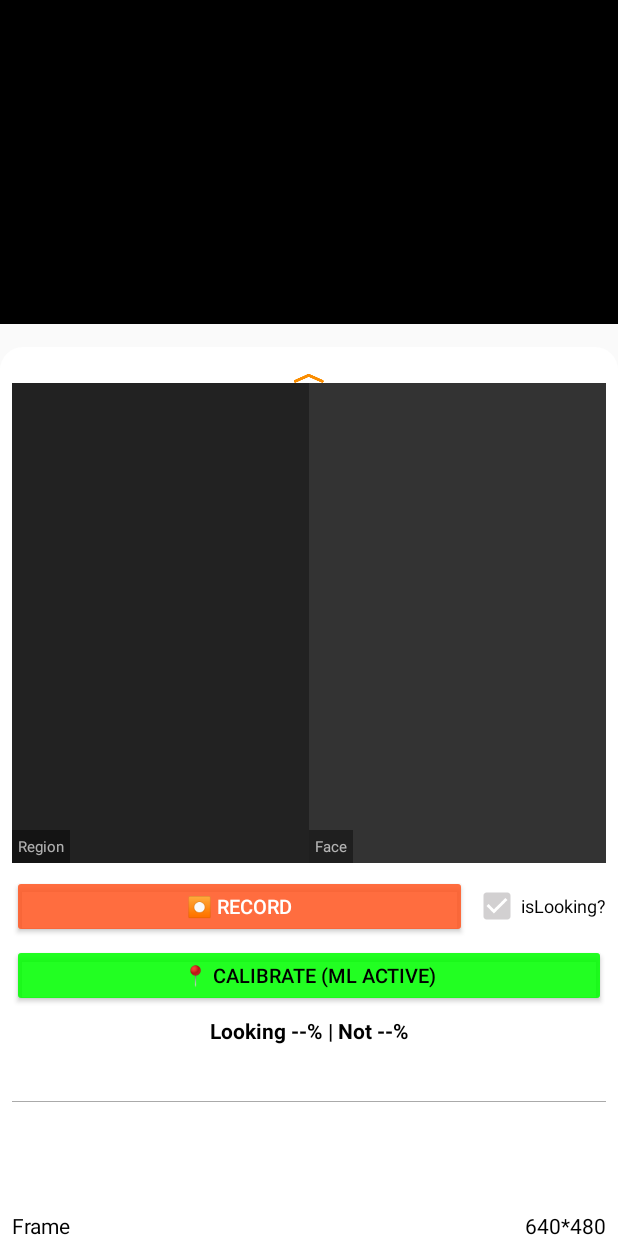
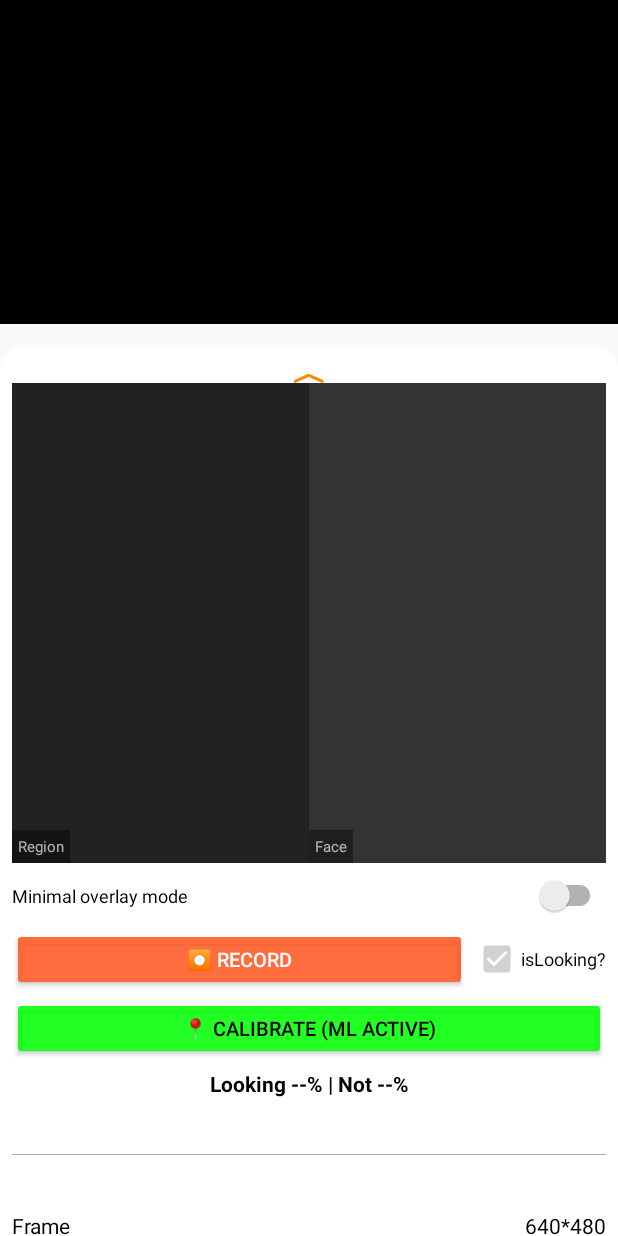
Before and after one commit to makarbasi/gaze, an Android app: the ClassifierActivity screen opened directly, with no data from a screen before it, on a phone screen of 412 x 824 dp. Run offline under Robolectric (Android 15) with nearby library versions, the phone set to English and light mode, and no system bars; libraries missing offline, so code that uses them is left out: org.opencv.android, org.opencv.calib3d, org.opencv.core, org.opencv.imgproc; network calls fail; pictures from the network do not load; 5 statements that could not run were skipped.

Commit message:
UI switch for camera preview

```diff
--- a/app/src/main/java/org/tensorflow/lite/examples/gaze_estimation/ClassifierActivity.java
+++ b/app/src/main/java/org/tensorflow/lite/examples/gaze_estimation/ClassifierActivity.java
@@ -34,6 +34,7 @@ import android.widget.CheckBox;
 import android.widget.ImageView;
 import android.widget.TextView;
 import android.widget.Toast;
+import androidx.appcompat.widget.SwitchCompat;
 
 import java.io.BufferedWriter;
 import java.io.File;
@@ -113,6 +114,15 @@ public class ClassifierActivity extends CameraActivity implements OnImageAvailab
   private volatile boolean isLookingAtCamera = false;
   private volatile float lookingProbability = 0f;
 
+  // Minimal overlay mode (UI)
+  private volatile boolean minimalModeEnabled = false;
+  private SwitchCompat minimalModeSwitch;
+  private View cameraContainer;
+  private View regionPreviewContainer;
+  private ImageView faceImageView;
+  private View regionLabel;
+  private View faceLabel;
+
   @Override
   protected void onCreate(Bundle savedInstanceState) {
     super.onCreate(savedInstanceState);
@@ -127,6 +137,23 @@ public class ClassifierActivity extends CameraActivity implements OnImageAvailab
     gazeStatusText = findViewById(R.id.gaze_status_text);
     calibrateButton = findViewById(R.id.calibrate_button);
     lookingProbText = findViewById(R.id.looking_prob_text);
+
+    // Minimal overlay mode UI elements
+    minimalModeSwitch = findViewById(R.id.switch_minimal_mode);
+    cameraContainer = findViewById(R.id.container); // Camera preview host (TextureView fragment)
+    regionPreviewContainer = findViewById(R.id.region_preview_container);
+    faceImageView = findViewById(R.id.faceImageView);
+    regionLabel = findViewById(R.id.region_label);
+    faceLabel = findViewById(R.id.face_label);
+
+    if (minimalModeSwitch != null) {
+      minimalModeSwitch.setChecked(minimalModeEnabled);
+      minimalModeSwitch.setOnCheckedChangeListener((buttonView, isChecked) -> {
+        minimalModeEnabled = isChecked;
+        applyMinimalModeUi(isChecked);
+      });
+    }
+    applyMinimalModeUi(minimalModeEnabled);
 
     // Apply saved calibration if auto_calibrate is enabled
     if (gazeConfig.autoCalibrate) {
@@ -222,6 +249,37 @@ public class ClassifierActivity extends CameraActivity implements OnImageAvailab
           }
         }
       });
+    }
+  }
+
+  /**
+   * Minimal overlay mode:
+   * - no camera preview
+   * - no region/face preview bitmaps
+   * - overlay stays visible and turns green/red
+   *
+   * Important: keep the TextureView surface alive (INVISIBLE not GONE) for Camera2.
+   */
+  private void applyMinimalModeUi(boolean enabled) {
+    if (cameraContainer != null) {
+      cameraContainer.setVisibility(enabled ? View.INVISIBLE : View.VISIBLE);
+    }
+    if (regionPreviewContainer != null) {
+      regionPreviewContainer.setVisibility(enabled ? View.GONE : View.VISIBLE);
+    }
+    if (faceImageView != null) {
+      faceImageView.setVisibility(enabled ? View.GONE : View.VISIBLE);
+    }
+    if (regionLabel != null) {
+      regionLabel.setVisibility(enabled ? View.GONE : View.VISIBLE);
+    }
+    if (faceLabel != null) {
+      faceLabel.setVisibility(enabled ? View.GONE : View.VISIBLE);
+    }
+    // Ensure overlay UI is visible when minimal mode is on
+    if (enabled) {
+      if (gazeOverlay != null) gazeOverlay.setVisibility(View.VISIBLE);
+      if (gazeStatusText != null) gazeStatusText.setVisibility(View.VISIBLE);
     }
   }
 
@@ -641,6 +699,8 @@ public class ClassifierActivity extends CameraActivity implements OnImageAvailab
       return rgbFrameBitmap;
     }
 
+    final boolean minimalMode = minimalModeEnabled;
+
     // Check if required networks are initialized (using QNN now)
     boolean hasFaceDetection = (DemoConfig.USE_TFLITE_FACE_DETECTION && tfliteFaceDetector != null) ||
                                (face_detection_qnn != null && face_detection_qnn.isReady());
@@ -730,7 +790,9 @@ public class ClassifierActivity extends CameraActivity implements OnImageAvailab
       inferStartTime = SystemClock.uptimeMillis();
       boxes = tfliteFaceDetector.detectFaces(processedBitmap);
       inferencetime += SystemClock.uptimeMillis() - inferStartTime;
+      if (!minimalMode) {
         Log.d("TFLiteFace", "TFLite face detection: " + (boxes != null ? boxes.length : 0) + " faces, threshold=" + displayConfig.faceDetectionThreshold);
+      }
     } else {
       // Fallback to QNN face detection (DLC model)
       DetectionUtils.scaleResult scale_result = scale(croppedBitmap, DemoConfig.face_detection_input_W, DemoConfig.face_detection_input_H);
@@ -748,7 +810,9 @@ public class ClassifierActivity extends CameraActivity implements OnImageAvailab
       inferencetime += SystemClock.uptimeMillis() - inferStartTime;
 
       if (NNoutput != null) {
+        if (!minimalMode) {
           Log.d("QNN", "Face detection output size: " + NNoutput.length);
+        }
         boxes = postprocessing(NNoutput, ratioX, ratioY);
       } else {
         Log.e("QNN", "Face detection inference failed");
@@ -774,7 +838,9 @@ public class ClassifierActivity extends CameraActivity implements OnImageAvailab
     // Update face detection status based on TFLite/QNN output
     if (boxes != null && boxes.length != 0) {
       hasFaceDetected = true;  // Face detected by TFLite/QNN
+      if (!minimalMode) {
         Log.d("BOXES_SIZE", String.valueOf(boxes.length));
+      }
     } else {
       hasFaceDetected = false;  // No face detected
       hasGazeData = false;      // No gaze data if no face
@@ -802,7 +868,7 @@ public class ClassifierActivity extends CameraActivity implements OnImageAvailab
         float[] box = boxes[b];
 
         // Create high-resolution face crop with padding for the first face
-        if (b == 0) {
+        if (!minimalMode && b == 0) {
           float padding = displayConfig.faceCropPadding;
           int displaySize = displayConfig.faceCropDisplaySize;
           currentFaceCrop = extractFaceCrop(processedBitmap, box, padding, displaySize);
@@ -832,7 +898,9 @@ public class ClassifierActivity extends CameraActivity implements OnImageAvailab
         inferencetime += SystemClock.uptimeMillis() - inferStartTime;
 
         if (NNoutput != null) {
+            if (!minimalMode) {
               Log.d("QNN", "Landmark detection output size: " + NNoutput.length);
+            }
             float[] landmark = landmark_postprocess(landmark_preprocess_result, NNoutput);
 
             double[] landmark_post = new double[landmark.length];
@@ -888,7 +956,9 @@ public class ClassifierActivity extends CameraActivity implements OnImageAvailab
 
                   // Run Looking Classifier to determine if user is looking at camera
                   if (lookingClassifier != null && lookingClassifier.isInitialized()) {
+                    if (!minimalMode) {
                       Log.d("LookingClassifier", "Calling predict with gaze: " + gaze_pitchyaw[0] + ", " + gaze_pitchyaw[1]);
+                    }
                     // IMPORTANT:
                     // The v2 model was trained on the SAME raw features we record (see recordFrame()):
                     // - gaze_pitch/yaw from gaze_postprocess (radians)
@@ -898,9 +968,13 @@ public class ClassifierActivity extends CameraActivity implements OnImageAvailab
                     // So we must feed the classifier the *exact same* raw values without any extra remapping.
                     isLookingAtCamera = lookingClassifier.predict(gaze_pitchyaw, gaze_preprocess_result.rvec, landmark);
                     lookingProbability = lookingClassifier.getLastProbability();
+                    if (!minimalMode) {
                       Log.d("LookingClassifier", "Result: looking=" + isLookingAtCamera + ", prob=" + lookingProbability);
-                  } else {
+                    }
+                  } else {
+                    if (!minimalMode) {
                       Log.w("LookingClassifier", "Classifier not available: null=" + (lookingClassifier == null));
+                    }
                   }
 
                   // Record frame if recording is active (now includes head pose)
@@ -914,6 +988,7 @@ public class ClassifierActivity extends CameraActivity implements OnImageAvailab
         }
       }
       // landamrk detection end
+      if (!minimalMode) {
         for (int i=0;i<gazes.size();i++) {
           drawgaze(img, gazes.elementAt(i), landmarks.elementAt(i));
           drawheadpose(img, rvecs.elementAt(i), tvecs.elementAt(i), camera_matrix);
@@ -924,9 +999,10 @@ public class ClassifierActivity extends CameraActivity implements OnImageAvailab
         for (float[] landmark : landmarks) {
           drawlandmark(pixs, landmark, DemoConfig.crop_H, DemoConfig.crop_W);
         }
+      }
 
       // Draw on face crop for display (landmarks relative to face crop)
-      if (currentFaceCrop != null && faceCropMat != null && gazes.size() > 0) {
+      if (!minimalMode && currentFaceCrop != null && faceCropMat != null && gazes.size() > 0) {
         // Draw gaze and landmarks on face crop
         // We need to transform landmark coordinates to face crop space
         float[] box = boxes[0];
@@ -953,17 +1029,21 @@ public class ClassifierActivity extends CameraActivity implements OnImageAvailab
         faceCropBitmap = currentFaceCrop;
       }
     } else {
+      if (!minimalMode) {
         processedBitmap.getPixels(pixs,0, DemoConfig.crop_W, 0, 0,DemoConfig.crop_W, DemoConfig.crop_H);
+      }
       faceCropBitmap = null;  // No face detected
     }
 
     //transpose
+    if (!minimalMode) {
       if(!DemoConfig.USE_VERTICAL) {
         transpose(pixs, pixs_out, DemoConfig.crop_H, DemoConfig.crop_W);
         detection.setPixels(pixs_out, 0, DemoConfig.crop_H, 0, 0, DemoConfig.crop_H, DemoConfig.crop_W);
       }
       else{
         detection.setPixels(pixs, 0, DemoConfig.crop_H, 0, 0, DemoConfig.crop_H, DemoConfig.crop_W);
+      }
     }
     lastProcessingTimeMs = SystemClock.uptimeMillis() - startTime;
     latency=lastProcessingTimeMs;
@@ -999,12 +1079,15 @@ public class ClassifierActivity extends CameraActivity implements OnImageAvailab
                         new Runnable() {
                           @Override
                           public void run() {
+                            if (!minimalModeEnabled) {
                               // Region preview (left half)
                               ImageView imageView = (ImageView) findViewById(R.id.imageView2);
+                              if (imageView != null) {
                                 imageView.setRotation(detectionRotation);
                                 imageView.setScaleX(detectionScaleX);
                                 imageView.setScaleY(detectionScaleY);
                                 imageView.setImageBitmap(detection);
+                              }
 
                               // Face crop preview
                               ImageView faceView = (ImageView) findViewById(R.id.faceImageView);
@@ -1014,6 +1097,7 @@ public class ClassifierActivity extends CameraActivity implements OnImageAvailab
                                 } else {
                                   // No face detected - show placeholder or clear
                                   faceView.setImageBitmap(null);
+                                }
                               }
                             }
                           }
@@ -1138,11 +1222,13 @@ public class ClassifierActivity extends CameraActivity implements OnImageAvailab
                       boolean useMLClassifier = lookingClassifier != null && lookingClassifier.isInitialized();
 
                       // DEBUG: Log ML classifier status
+                      if (!minimalModeEnabled) {
                         Log.d("GazeUI", "useMLClassifier=" + useMLClassifier +
                             ", calibrated=" + calibrated +
                             ", displayGaze=" + displayGaze +
                             ", lookingAtCam=" + lookingAtCam +
                             ", prob=" + lookingProbability);
+                      }
 
                       if (gazeOverlay != null && gazeStatusText != null) {
                         // Always show overlay when ML classifier is active OR when calibrated
@@ -1171,7 +1257,9 @@ public class ClassifierActivity extends CameraActivity implements OnImageAvailab
                             }
 
                             // Logcat (per processed frame)
+                            if (!minimalModeEnabled) {
                               Log.d("LookingProb", pctText + " (looking=" + lookingAtCam + ")");
+                            }
                           } else {
                             // No gaze yet (or no face) - yellow overlay
                             gazeOverlay.setBackgroundColor(0x60FFFF00);  // Semi-transparent yellow
@@ -1189,7 +1277,9 @@ public class ClassifierActivity extends CameraActivity implements OnImageAvailab
                             }
 
                             // Logcat (per processed frame)
+                            if (!minimalModeEnabled) {
                               Log.d("LookingProb", statusText + " (hasFace=" + hasFaceDetected + ")");
+                            }
                           }
                           // ALWAYS set visibility when ML or calibrated
                           gazeOverlay.setVisibility(View.VISIBLE);
--- a/app/src/main/res/layout/layout_bottom_sheet.xml
+++ b/app/src/main/res/layout/layout_bottom_sheet.xml
@@ -38,6 +38,7 @@
 
             <!-- Left side: Region preview (left half of camera) -->
             <FrameLayout
+                android:id="@+id/region_preview_container"
                 android:layout_width="0dp"
                 android:layout_height="match_parent"
                 android:layout_weight="1">
@@ -51,6 +52,7 @@
                     tools:srcCompat="@tools:sample/avatars" />
 
                 <TextView
+                    android:id="@+id/region_label"
                     android:layout_width="wrap_content"
                     android:layout_height="wrap_content"
                     android:layout_gravity="bottom|start"
@@ -64,6 +66,7 @@
 
             <!-- Right side: Face crop (300x300) -->
             <FrameLayout
+                android:id="@+id/face_preview_container"
                 android:layout_width="0dp"
                 android:layout_height="match_parent"
                 android:layout_weight="1">
@@ -102,6 +105,7 @@
                     android:visibility="gone" />
 
                 <TextView
+                    android:id="@+id/face_label"
                     android:layout_width="wrap_content"
                     android:layout_height="wrap_content"
                     android:layout_gravity="bottom|start"
@@ -114,6 +118,16 @@
             </FrameLayout>
 
         </LinearLayout>
+
+        <!-- Minimal overlay mode (no previews / no drawings; keep only green/red overlay) -->
+        <androidx.appcompat.widget.SwitchCompat
+            android:id="@+id/switch_minimal_mode"
+            android:layout_width="match_parent"
+            android:layout_height="wrap_content"
+            android:layout_marginTop="8dp"
+            android:text="Minimal overlay mode"
+            android:textColor="@android:color/black"
+            android:textSize="12sp" />
 
         <!-- Recording controls - below the split view -->
         <LinearLayout
```
Lines whose indentation alone changed are shown as unchanged.
